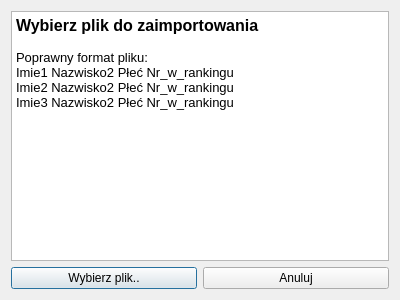
Above: src/ui/dialogImport.ui from messer440/obslugaTurnieji before the change. Below: the same form after it.
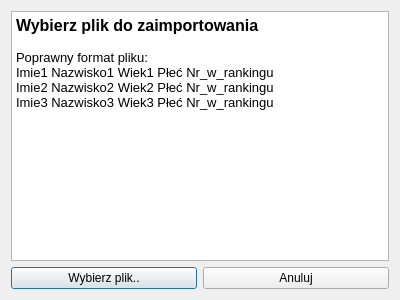
That is the form after the change.

Commit message: dodano wiek zawodnika

Patch:
```diff
--- a/src/ui/dialogImport.ui
+++ b/src/ui/dialogImport.ui
@@ -41,9 +41,9 @@
 &lt;p style=&quot; margin-top:0px; margin-bottom:0px; margin-left:0px; margin-right:0px; -qt-block-indent:0; text-indent:0px;&quot;&gt;&lt;span style=&quot; font-size:12pt; font-weight:600;&quot;&gt;Wybierz plik do zaimportowania&lt;/span&gt;&lt;/p&gt;
 &lt;p style=&quot;-qt-paragraph-type:empty; margin-top:0px; margin-bottom:0px; margin-left:0px; margin-right:0px; -qt-block-indent:0; text-indent:0px; font-weight:600;&quot;&gt;&lt;br /&gt;&lt;/p&gt;
 &lt;p style=&quot; margin-top:0px; margin-bottom:0px; margin-left:0px; margin-right:0px; -qt-block-indent:0; text-indent:0px;&quot;&gt;Poprawny format pliku:&lt;/p&gt;
-&lt;p style=&quot; margin-top:0px; margin-bottom:0px; margin-left:0px; margin-right:0px; -qt-block-indent:0; text-indent:0px;&quot;&gt;Imie1 Nazwisko2 Płeć Nr_w_rankingu&lt;/p&gt;
-&lt;p style=&quot; margin-top:0px; margin-bottom:0px; margin-left:0px; margin-right:0px; -qt-block-indent:0; text-indent:0px;&quot;&gt;Imie2 Nazwisko2 Płeć Nr_w_rankingu&lt;/p&gt;
-&lt;p style=&quot; margin-top:0px; margin-bottom:0px; margin-left:0px; margin-right:0px; -qt-block-indent:0; text-indent:0px;&quot;&gt;Imie3 Nazwisko2 Płeć Nr_w_rankingu&lt;/p&gt;&lt;/body&gt;&lt;/html&gt;</string>
+&lt;p style=&quot; margin-top:0px; margin-bottom:0px; margin-left:0px; margin-right:0px; -qt-block-indent:0; text-indent:0px;&quot;&gt;Imie1 Nazwisko1 Wiek1 Płeć Nr_w_rankingu&lt;/p&gt;
+&lt;p style=&quot; margin-top:0px; margin-bottom:0px; margin-left:0px; margin-right:0px; -qt-block-indent:0; text-indent:0px;&quot;&gt;Imie2 Nazwisko2 Wiek2 Płeć Nr_w_rankingu&lt;/p&gt;
+&lt;p style=&quot; margin-top:0px; margin-bottom:0px; margin-left:0px; margin-right:0px; -qt-block-indent:0; text-indent:0px;&quot;&gt;Imie3 Nazwisko3 Wiek3 Płeć Nr_w_rankingu&lt;/p&gt;&lt;/body&gt;&lt;/html&gt;</string>
      </property>
     </widget>
    </item>
```
The commit also changes 22 other files.
